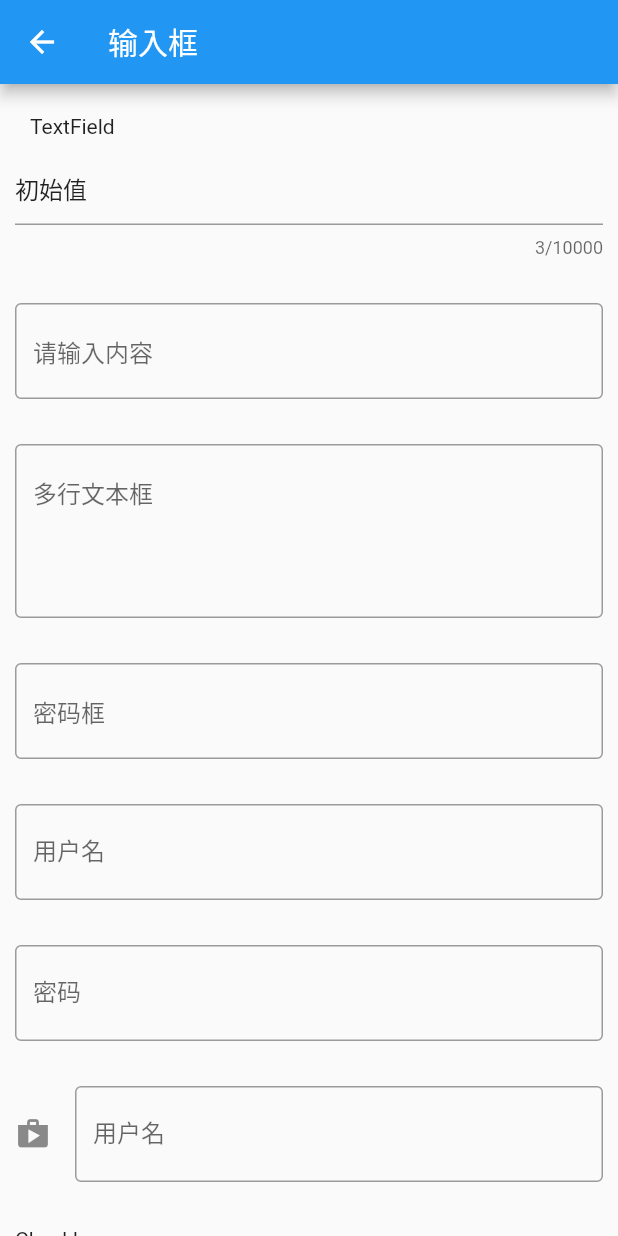
After one commit to LoveToday/Flutter_all, a Flutter app: the screen it shows after launch, item 3 of the bottom bar chosen, after a tap on "输入框", on a phone screen of 412 x 824 dp. The commit adds this screen. Run offline on Flutter 3.47's test engine with Material 2 defaults, Android fonts, the phone set to English and light mode, and no system bars; our stand-ins replace flutter_swiper; network calls fail.

Commit message:
新增 input gridview navigationbar tabBar

```diff
--- a/flutter_all/lib/home/homePage.dart
+++ b/flutter_all/lib/home/homePage.dart
@@ -53,7 +53,41 @@ class _HomePageState extends State<HomePage> {
                 )
               ],
             ),
-          )
+          ),
+          Card(
+            shape: BeveledRectangleBorder(side: BorderSide(width: 1.0, color: Colors.purple, style: BorderStyle.solid),),// 顶端斜角
+            child: ListTile(
+              title: Text("Card Shape = BeveledRectangleBorder"),
+              subtitle: Text("BeveledRectangleBorder(side: BorderSide(width: 1.0, color: Colors.purple, style: BorderStyle.solid)"),
+            ),
+          ),
+          Card(
+            shape: CircleBorder(side: BorderSide(width: 1.0, color: Colors.purple, style: BorderStyle.solid)),// 圆型
+            child: ListTile(
+              title: Text("Card Shape = CircleBorder"),
+              subtitle: Text("CircleBorder(side: BorderSide(width: 1.0, color: Colors.purple, style: BorderStyle.solid))"),
+            ),
+          ),
+          Card(
+            color: Colors.red,
+            shape: RoundedRectangleBorder(side:
+            BorderSide(width: 1.0, color: Colors.purple, style: BorderStyle.solid),
+            borderRadius: BorderRadius.all(Radius.circular(10))
+            ),// 圆型
+            child: ListTile(
+              title: Text("顶端圆角 Card Shape = RoundedRectangleBorder"),
+              subtitle: Text("CircleBorder(side: BorderSide(width: 1.0, color: Colors.purple, style: BorderStyle.solid))"),
+            ),
+          ),
+          Card(
+            color: Colors.red,
+            shape: StadiumBorder(side: BorderSide(width: 1.0, color: Colors.purple, style: BorderStyle.solid),
+            ),// 圆型
+            child: ListTile(
+              title: Text("体育场型 Card Shape = StadiumBorder"),
+              subtitle: Text("StadiumBorder(side: BorderSide(width: 1.0, color: Colors.purple, style: BorderStyle.solid)"),
+            ),
+          ),
         ],
       ),
     ));
--- /dev/null
+++ b/flutter_all/lib/setting/input.dart
@@ -0,0 +1,120 @@
+import 'package:flutter/material.dart';
+
+class InputPage extends StatefulWidget {
+  InputPage({Key key}) : super(key: key);
+
+  _InputPageState createState() => _InputPageState();
+}
+
+class _InputPageState extends State<InputPage> {
+  var flag = true;
+  var controller = TextEditingController();
+  @override
+  void initState() {
+    super.initState();
+    this.controller.text = "初始值";
+  }
+  @override
+  Widget build(BuildContext context) {
+    return Container(
+      child: Scaffold(
+        appBar: AppBar(
+          title: Text("输入框"),
+        ),
+        body: ListView(
+          padding: EdgeInsets.fromLTRB(10, 10, 10, 10),
+          children: <Widget>[
+            Padding(
+              padding: EdgeInsets.fromLTRB(10, 10, 10, 10),
+              child: Text("TextField"),
+            ),
+            TextField(
+              controller: this.controller,
+              maxLength: 10000,
+              decoration: InputDecoration(
+                hintText: '请输入内容'
+              ),
+              onChanged: (value){
+                setState(() {
+                  this.controller.text = value;
+                });
+              },
+            ),
+            SizedBox(height: 30,),
+            TextField(
+              decoration: InputDecoration(
+                hintText: '请输入内容',
+                border: OutlineInputBorder(),
+              ),
+            ),
+            SizedBox(height: 30,),
+            TextField(
+              maxLines: 4,
+              decoration: InputDecoration(
+                hintText: '多行文本框',
+                border: OutlineInputBorder(),
+              ),
+            ),
+            SizedBox(height: 30,),
+            TextField(
+              obscureText: true,
+              decoration: InputDecoration(
+                hintText: '密码框',
+                border: OutlineInputBorder(),
+              ),
+            ),
+            SizedBox(height: 30,),
+            TextField(
+              decoration: InputDecoration(
+                hintText: '框',
+                border: OutlineInputBorder(),
+                labelText: "用户名"
+              ),
+            ),
+             SizedBox(height: 30,),
+            TextField(
+              obscureText: true,
+              decoration: InputDecoration(
+                hintText: '密码框',
+                border: OutlineInputBorder(),
+                labelText: "密码",
+                labelStyle: TextStyle()
+              ),
+            ),
+            SizedBox(height: 30,),
+            TextField(
+              decoration: InputDecoration(
+                icon: Icon(Icons.shop),
+                hintText: '框',
+                border: OutlineInputBorder(),
+                labelText: "用户名"
+              ),
+            ),
+            SizedBox(height: 30,),
+            Text("Checkbox"),
+            Checkbox(
+              value: this.flag,
+              onChanged: (isSelected){
+                setState(() {
+                  this.flag = !this.flag;
+                });
+              },
+            ),
+            SizedBox(height: 30,),
+            Text("Checkbox"),
+            CheckboxListTile(
+              value: this.flag,
+              onChanged: (isSelected){
+                setState(() {
+                  this.flag = !this.flag;
+                });
+              },
+              title: Text("标题"),
+              subtitle: Text("副标题"),
+            )
+          ],
+        ),
+      ),
+    );
+  }
+}
--- a/flutter_all/lib/setting/setting.dart
+++ b/flutter_all/lib/setting/setting.dart
@@ -1,6 +1,13 @@
 import 'package:flutter/material.dart';
+import 'package:flutter_all/router/router.dart';
+import 'package:flutter_all/setting/customNavBar.dart';
+import 'package:flutter_all/setting/input.dart';
+import './input.dart';
 class SettingPage extends StatefulWidget {
-  SettingPage({Key key}) : super(key: key);
+  SettingPage(){
+    print("Hello world");
+  }
+
 
   _SettingPageState createState() => _SettingPageState();
 }
@@ -13,6 +20,24 @@ class _SettingPageState extends State<SettingPage> {
          appBar: AppBar(
            title: Text("设置"),
          ),
+         body: ListView(
+           children: <Widget>[
+             ListTile(
+               title: Text('自定义导航'),
+               onTap: (){
+                 Navigator.push(context, MaterialPageRoute(builder: (context) => CustomNavBar(arguments: {"id": 12334},)));
+                //  Navigator.of(context).pushNamed("/setting/customNavBar");
+                //  Navigator.pushNamed(context, "/setting/customNavBar");
+               },
+             ),
+             ListTile(
+               title: Text('输入框'),
+               onTap: (){
+                 Navigator.of(context).push(MaterialPageRoute(builder: (context) => InputPage()));
+               },
+             )
+           ],
+         ),
        ),
     );
   }
```
Also changed, not shown: flutter_all/lib/catergory/category.dart (+22 -15 lines), flutter_all/lib/catergory/categoryOne.dart (added, +35 -0 lines), flutter_all/lib/catergory/categoryTwo.dart (added, +15 -0 lines), flutter_all/lib/main.dart (+34 -1 lines), flutter_all/lib/router/router.dart (added, +23 -0 lines), flutter_all/lib/setting/customNavBar.dart (added, +59 -0 lines).
